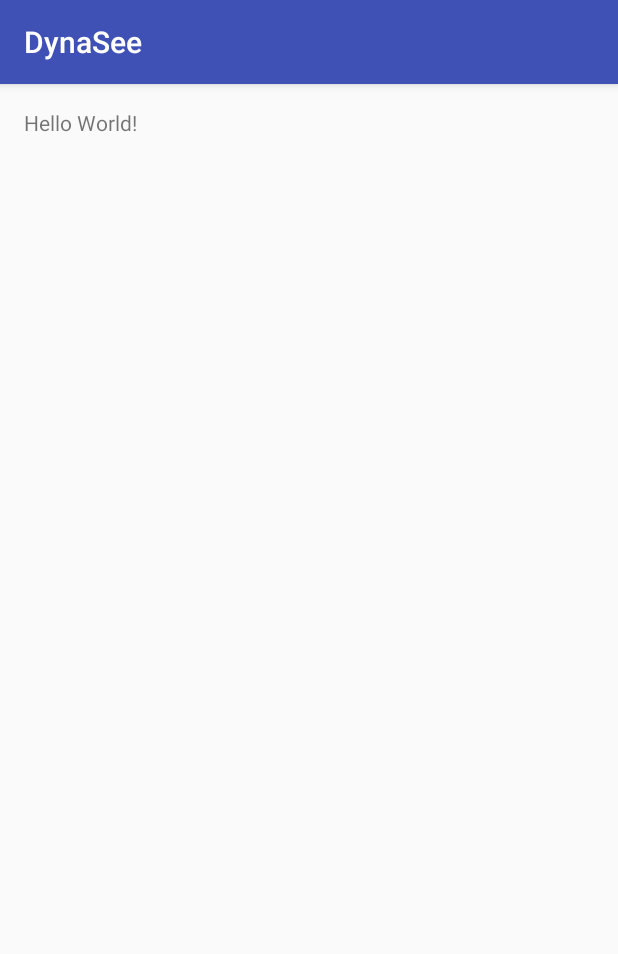
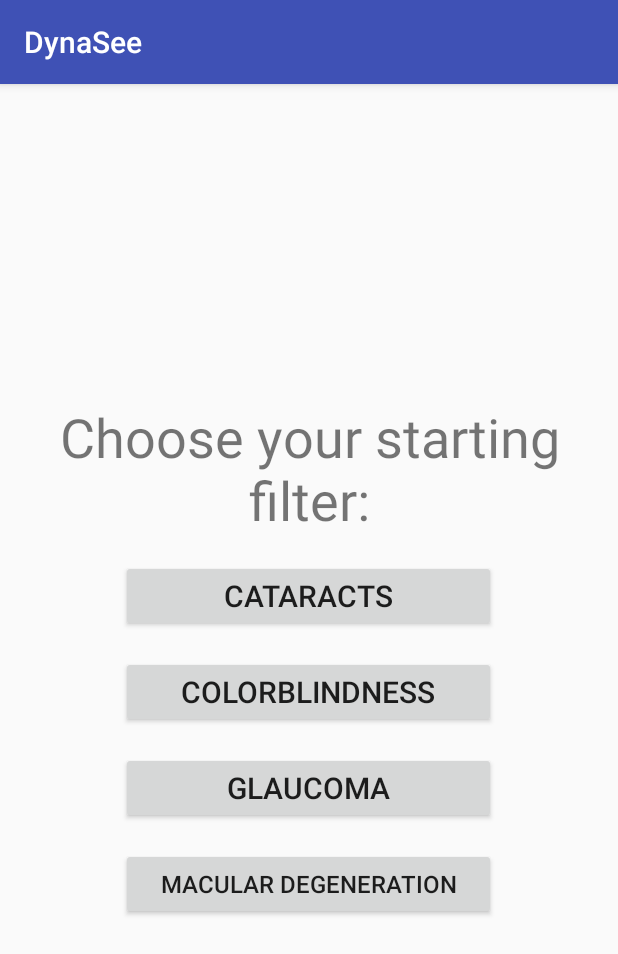
Before and after one commit to j-macias/DynaSee, an Android app: the screen it shows after launch (MainActivity), on a phone screen of 412 x 824 dp. Shown: the top 954 px of the screen. Run offline under Robolectric (Android 15) with nearby library versions, the phone set to English and light mode, and no system bars.

Commit message:
Added landing and view activities

```diff
--- a/app/build.gradle
+++ b/app/build.gradle
@@ -25,5 +25,6 @@
         exclude group: 'com.android.support', module: 'support-annotations'
     })
     compile 'com.android.support:appcompat-v7:25.3.1'
+    compile 'com.android.support:support-v4:25.3.1'
     testCompile 'junit:junit:4.12'
 }
--- a/app/src/main/java/edu/washington/ischool/pjjj/dynasee/MainActivity.java
+++ b/app/src/main/java/edu/washington/ischool/pjjj/dynasee/MainActivity.java
@@ -1,7 +1,10 @@
 package edu.washington.ischool.pjjj.dynasee;
 
+import android.content.Intent;
 import android.support.v7.app.AppCompatActivity;
 import android.os.Bundle;
+import android.view.View;
+import android.widget.Button;
 
 public class MainActivity extends AppCompatActivity {
 
@@ -9,5 +12,13 @@
     protected void onCreate(Bundle savedInstanceState) {
         super.onCreate(savedInstanceState);
         setContentView(R.layout.activity_main);
+        final Button button = (Button) findViewById(R.id.button_cataracts);
+        button.setOnClickListener(new View.OnClickListener() {
+            @Override
+            public void onClick(View v) {
+                Intent i = new Intent(MainActivity.this, ViewActivity.class);
+                startActivity(i);
+            }
+        });
     }
 }
--- a/app/src/main/res/layout/activity_main.xml
+++ b/app/src/main/res/layout/activity_main.xml
@@ -10,8 +10,65 @@
     android:paddingTop="@dimen/activity_vertical_margin"
     tools:context="edu.washington.ischool.pjjj.dynasee.MainActivity">
 
-    <TextView
-        android:layout_width="wrap_content"
-        android:layout_height="wrap_content"
-        android:text="Hello World!" />
+    <LinearLayout
+        android:orientation="vertical"
+        android:gravity="center"
+        android:layout_width="match_parent"
+        android:layout_height="match_parent"
+        android:layout_alignParentTop="true"
+        android:layout_alignParentStart="true">
+
+        <TextView
+            android:text="Choose your starting filter:"
+            android:layout_width="match_parent"
+            android:layout_height="wrap_content"
+            android:id="@+id/textView"
+            android:textSize="36sp"
+            android:textAlignment="center" />
+
+        <Space
+            android:layout_width="match_parent"
+            android:layout_height="16sp" />
+
+        <Button
+            android:text="Cataracts"
+            android:layout_width="250sp"
+            android:textSize="20sp"
+            android:layout_height="wrap_content"
+            android:id="@+id/button_cataracts" />
+
+        <Space
+            android:layout_width="match_parent"
+            android:layout_height="16sp" />
+
+        <Button
+            android:text="Colorblindness"
+            android:layout_width="250sp"
+            android:textSize="20sp"
+            android:layout_height="wrap_content"
+            android:id="@+id/button_color" />
+
+        <Space
+            android:layout_width="match_parent"
+            android:layout_height="16sp" />
+
+        <Button
+            android:text="Glaucoma"
+            android:layout_width="250sp"
+            android:textSize="20sp"
+            android:layout_height="wrap_content"
+            android:id="@+id/button_glaucoma" />
+
+        <Space
+            android:layout_width="match_parent"
+            android:layout_height="16sp" />
+
+        <Button
+            android:text="Macular Degeneration"
+            android:layout_width="250sp"
+            android:textSize="16sp"
+            android:layout_height="wrap_content"
+            android:id="@+id/button_md" />
+
+    </LinearLayout>
 </RelativeLayout>
--- a/app/src/main/res/values/colors.xml
+++ b/app/src/main/res/values/colors.xml
@@ -3,4 +3,6 @@
     <color name="colorPrimary">#3F51B5</color>
     <color name="colorPrimaryDark">#303F9F</color>
     <color name="colorAccent">#FF4081</color>
+
+    <color name="black_overlay">#66000000</color>
 </resources>
--- a/app/src/main/res/values/strings.xml
+++ b/app/src/main/res/values/strings.xml
@@ -1,3 +1,7 @@
 <resources>
     <string name="app_name">DynaSee</string>
+
+    <string name="title_activity_view">ViewActivity</string>
+    <string name="dummy_button">Dummy Button</string>
+    <string name="dummy_content">DUMMY\nCONTENT</string>
 </resources>
--- a/app/src/main/res/values/styles.xml
+++ b/app/src/main/res/values/styles.xml
@@ -8,4 +8,16 @@
         <item name="colorAccent">@color/colorAccent</item>
     </style>
 
+    <style name="FullscreenTheme" parent="AppTheme">
+        <item name="android:actionBarStyle">@style/FullscreenActionBarStyle</item>
+        <item name="android:windowActionBarOverlay">true</item>
+        <item name="android:windowBackground">@null</item>
+        <item name="metaButtonBarStyle">?android:attr/buttonBarStyle</item>
+        <item name="metaButtonBarButtonStyle">?android:attr/buttonBarButtonStyle</item>
+    </style>
+
+    <style name="FullscreenActionBarStyle" parent="Widget.AppCompat.ActionBar">
+        <item name="android:background">@color/black_overlay</item>
+    </style>
+
 </resources>
```
Also changed, not shown: app/src/main/AndroidManifest.xml (+7 -0 lines), app/src/main/java/edu/washington/ischool/pjjj/dynasee/ViewActivity.java (added, +163 -0 lines), app/src/main/res/layout/activity_view.xml (added, +43 -0 lines), app/src/main/res/values/attrs.xml (added, +12 -0 lines).
